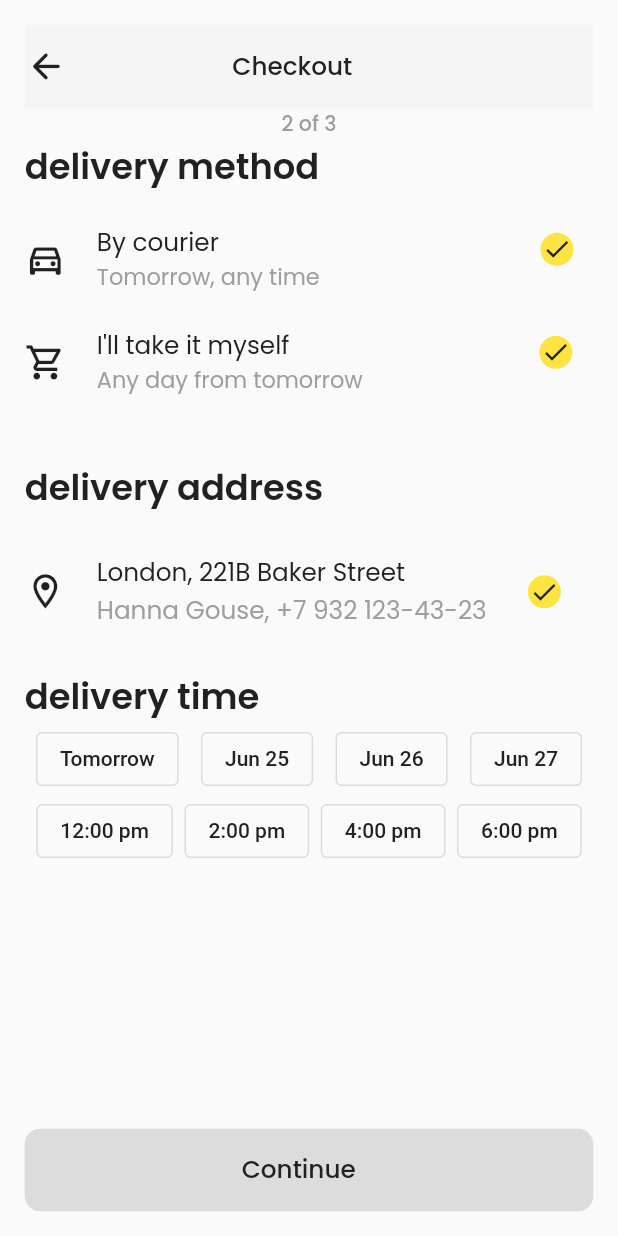
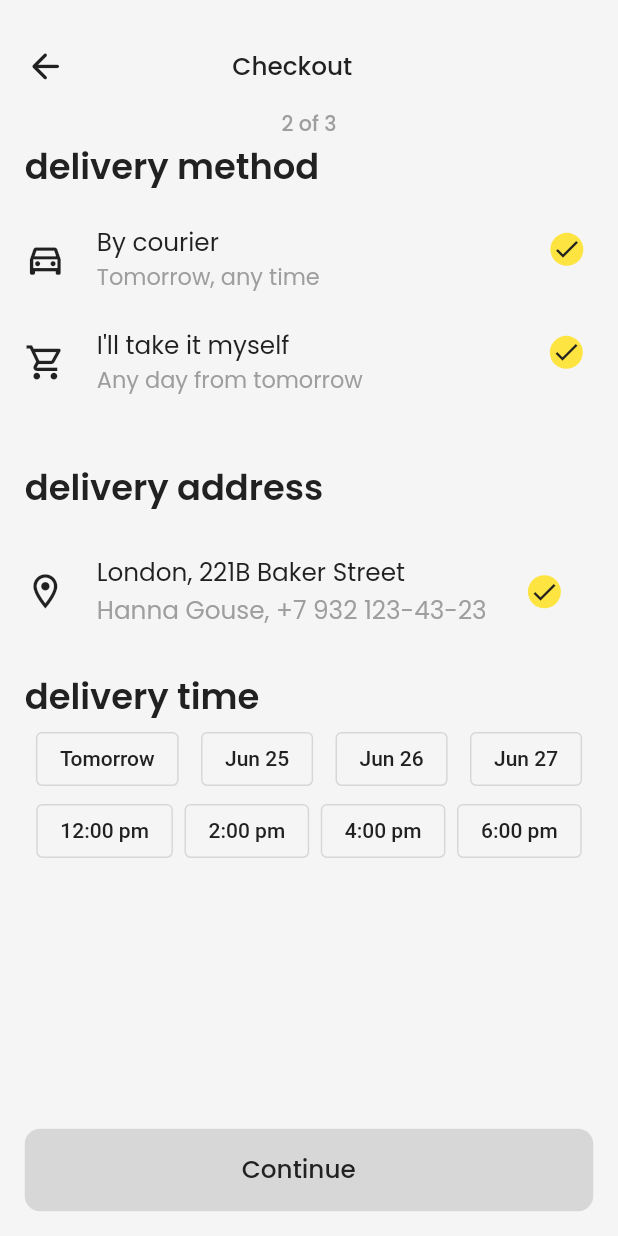
Before and after one commit to panchaniurvisha/ulmo_e_commerce, a Flutter app: the DeliveryDetailsScreen screen opened directly, on a phone screen of 412 x 824 dp. Run offline on Flutter 3.47's test engine with Material 2 defaults, Android fonts, the phone set to English and light mode, and no system bars; our stand-ins replace cloud_firestore, firebase_auth, firebase_core, firebase_storage, fluttertoast, google_sign_in and 2 more; accounts and stored records are empty.

Commit message:
"9/7/2023"

```diff
--- a/lib/main.dart
+++ b/lib/main.dart
@@ -1,5 +1,6 @@
 import 'package:firebase_core/firebase_core.dart';
 import 'package:flutter/material.dart';
+import 'package:ulmo_e_commerce_app/res/constant/app_colors.dart';
 import 'package:ulmo_e_commerce_app/view/account_screen.dart';
 
 void main() async {
@@ -17,6 +18,7 @@ class MyApp extends StatelessWidget {
     return MaterialApp(
         title: 'Flutter Demo',
         theme: ThemeData(
+          scaffoldBackgroundColor: AppColors.white,
           primarySwatch: Colors.blue,
         ),
         debugShowCheckedModeBanner: false,
--- a/lib/res/common/row_app_bar.dart
+++ b/lib/res/common/row_app_bar.dart
@@ -1,11 +1,10 @@
 import 'package:flutter/material.dart';
 import 'package:ulmo_e_commerce_app/res/common/app_text.dart';
 import 'package:ulmo_e_commerce_app/res/constant/app_colors.dart';
-import 'package:ulmo_e_commerce_app/res/constant/app_string.dart';
 
 class RowAppBar extends StatelessWidget {
   final String? text;
-  final Icon? icon;
+  final Widget? icon;
   final String? actionText;
 
   const RowAppBar({
@@ -23,21 +22,27 @@ class RowAppBar extends StatelessWidget {
       elevation: 0,
       backgroundColor: AppColors.white,
       leading: IconButton(
-        padding: EdgeInsets.only(right: width / 15),
-        onPressed: () {},
+        padding: EdgeInsets.only(right: width / 2),
+        onPressed: () => Navigator.pop(context),
         icon: icon ??
-            Icon(Icons.arrow_back_rounded,
-                size: height / 30, color: AppColors.black),
+            Icon(
+              Icons.arrow_back_rounded,
+              size: height / 30,
+              color: AppColors.black,
+            ),
       ),
       titleSpacing: width / 5,
       title: AppText(
-        text: text ?? AppString.room,
+        text: text ?? "",
         fontWeight: FontWeight.w500,
       ),
       actions: [
-        AppText(
-          text: actionText ?? "",
-          fontWeight: FontWeight.w500,
+        Padding(
+          padding: EdgeInsets.only(top: height / 60),
+          child: AppText(
+            text: actionText ?? "",
+            fontWeight: FontWeight.w500,
+          ),
         ),
       ],
     );
--- a/lib/view/delivery_details_screen.dart
+++ b/lib/view/delivery_details_screen.dart
@@ -89,7 +89,8 @@ class _DeliveryDetailsScreenState extends State<DeliveryDetailsScreen> {
                               fontSize: height / 55),
                         ],
                       ),
-                      Padding(
+                      Expanded(
+                        child: Padding(
                             padding: EdgeInsets.only(
                                 left: index == 0 ? width / 2.8 : width / 3.5,
                                 bottom: width / 12),
@@ -101,6 +102,7 @@ class _DeliveryDetailsScreenState extends State<DeliveryDetailsScreen> {
                                 });
                               },
                             )),
+                      ),
                     ],
                   ),
                 ),
@@ -120,9 +122,9 @@ class _DeliveryDetailsScreenState extends State<DeliveryDetailsScreen> {
                         child:
                             Icon(Icons.location_on_outlined, size: height / 30),
                       ),
-                      Column(
+                      const Column(
                         crossAxisAlignment: CrossAxisAlignment.start,
-                        children: const [
+                        children: [
                           AppText(text: AppString.address),
                           AppText(
                               text: AppString.houseNumber,
@@ -148,7 +150,7 @@ class _DeliveryDetailsScreenState extends State<DeliveryDetailsScreen> {
                 fontWeight: FontWeight.w600,
                 fontSize: height / 35,
               ),
-              Row(
+              const Row(
                 mainAxisAlignment: MainAxisAlignment.spaceAround,
                 children: [
                   AppOutlineButton(text: AppString.tomorrow),
@@ -157,7 +159,7 @@ class _DeliveryDetailsScreenState extends State<DeliveryDetailsScreen> {
                   AppOutlineButton(text: AppString.date27)
                 ],
               ),
-              Row(
+              const Row(
                 mainAxisAlignment: MainAxisAlignment.spaceEvenly,
                 children: [
                   AppOutlineButton(text: AppString.twelve),
@@ -167,7 +169,7 @@ class _DeliveryDetailsScreenState extends State<DeliveryDetailsScreen> {
                 ],
               ),
               const Spacer(),
-              const AppElevatedButton(
+              AppElevatedButton(
                 sizeBox: SizedBox(),
                 text: AppString.continueButton,
               )
--- a/lib/view/login_page/login_with_phone_number.dart
+++ b/lib/view/login_page/login_with_phone_number.dart
@@ -41,9 +41,7 @@ class _LoginWithPhoneNumberState extends State<LoginWithPhoneNumber> {
         child: Column(
           children: [
             RowAppBar(
-              mainAxisAlignment: MainAxisAlignment.spaceBetween,
-              text: AppString.actionOfHelp,
-              width: width / 10,
+              actionText: AppString.actionOfHelp,
             ),
             AppText(
                 text: AppString.enterNumber,
--- a/lib/view/otp_Scree.dart
+++ b/lib/view/otp_Scree.dart
@@ -58,8 +58,7 @@ class _OtpScreenState extends State<OtpScreen> {
             crossAxisAlignment: CrossAxisAlignment.start,
             children: [
               const RowAppBar(
-                mainAxisAlignment: MainAxisAlignment.spaceBetween,
-                text: AppString.helpText,
+                actionText: AppString.helpText,
               ),
               AppText(
                   text: AppString.otpTitle,
```
Also changed, not shown: lib/res/common/app_container.dart (+8 -4 lines), lib/utils/routes/app_routes.dart (added, +72 -0 lines), lib/utils/routes/routes_name.dart (added, +34 -0 lines), lib/view/categories_screen.dart (+4 -4 lines). Lines whose indentation alone changed are shown as unchanged.
